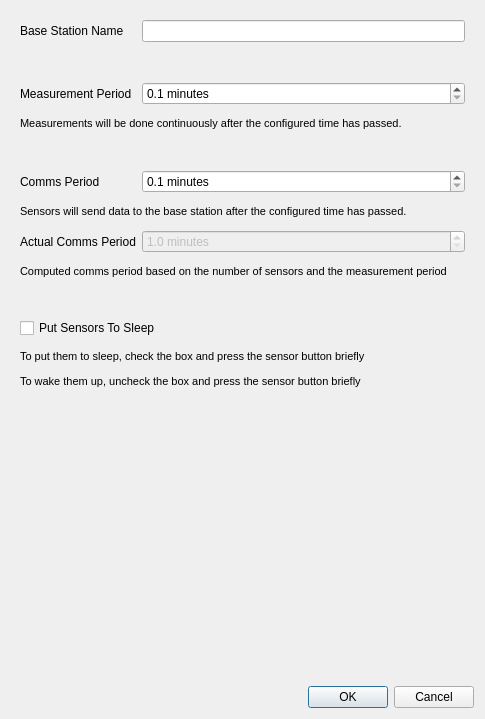
The window that manager/src/SensorsConfigDialog.ui (porkmarks/sense) describes before a commit, drawn with Qt 5.
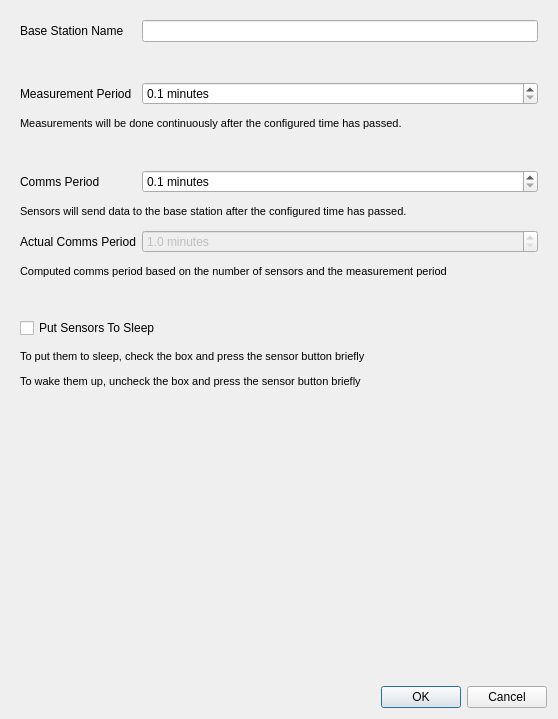
The same window after the commit.

Diff of the .ui file:
```diff
--- a/manager/src/SensorsConfigDialog.ui
+++ b/manager/src/SensorsConfigDialog.ui
@@ -6,7 +6,7 @@
    <rect>
     <x>0</x>
     <y>0</y>
-    <width>485</width>
+    <width>558</width>
     <height>719</height>
    </rect>
   </property>
```
Left out of the diff: 8 changed lines with no effect on the pictures.
